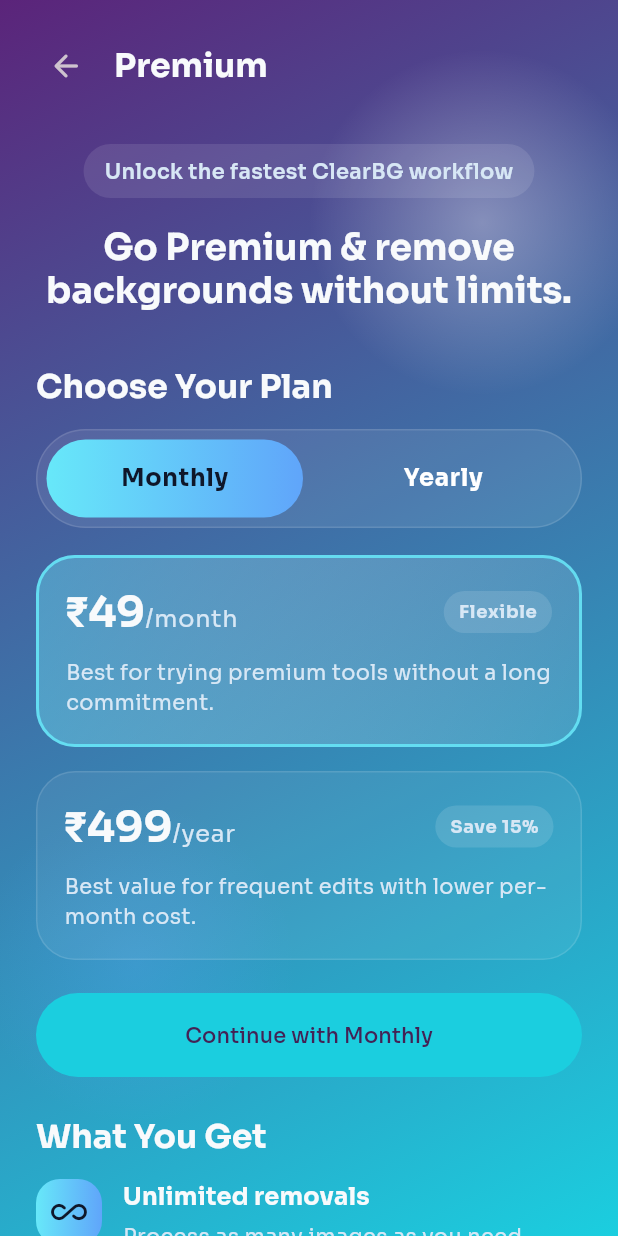
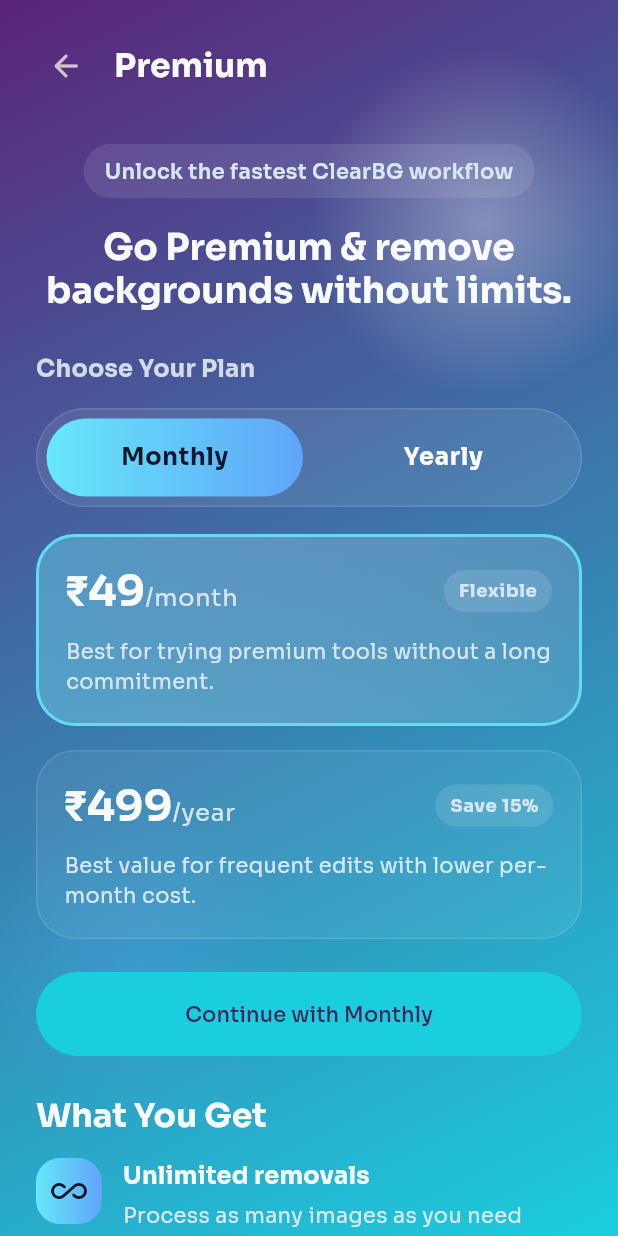
Before and after one commit to SurajChaurasia84/ClearBG, a Flutter app: the PremiumScreen screen opened directly, on a phone screen of 412 x 824 dp. Run offline on Flutter 3.47's test engine with Material 3 defaults, Android fonts, the phone set to English and light mode, and no system bars; our stand-ins replace flutter_colorpicker, google_fonts, image_picker; missing offline and left inert: gal, image_background_remover.

Commit message:
updated label

```diff
--- a/lib/src/presentation/screens/premium_screen.dart
+++ b/lib/src/presentation/screens/premium_screen.dart
@@ -102,13 +102,6 @@
                                         height: 1.2,
                                       ),
                                 ),
-                                const SizedBox(height: 10),
-                                // Text(
-                                //   'Choose a plan that fits your workflow and get the best export experience for creators, sellers, and everyday edits.',
-                                //   textAlign: TextAlign.center,
-                                //   style: Theme.of(context).textTheme.bodyLarge
-                                //       ?.copyWith(color: AppTheme.textSecondary),
-                                // ),
                               ],
                             ),
                           ),
@@ -123,8 +116,11 @@
                               children: [
                                 Text(
                                   'Choose Your Plan',
-                                  style: Theme.of(context).textTheme.titleLarge
-                                      ?.copyWith(fontWeight: FontWeight.w700),
+                                  style: Theme.of(context).textTheme.titleMedium
+                                      ?.copyWith(
+                                        fontWeight: FontWeight.w700,
+                                        color: const Color.fromARGB(255, 210, 219, 231),
+                                      ),
                                 ),
                                 const SizedBox(height: 14),
                                 _BillingToggle(
```
